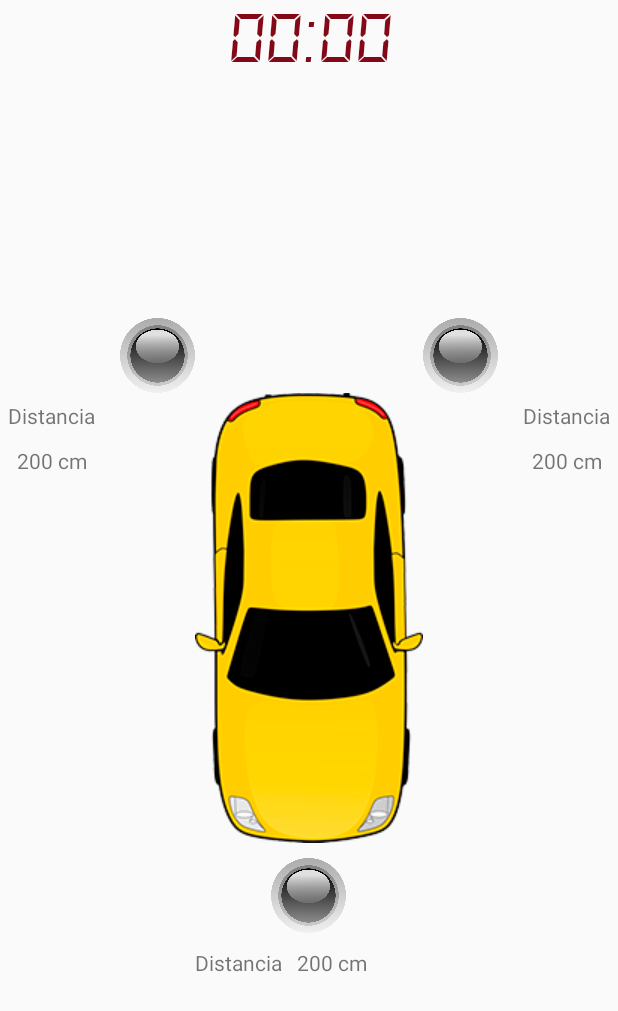
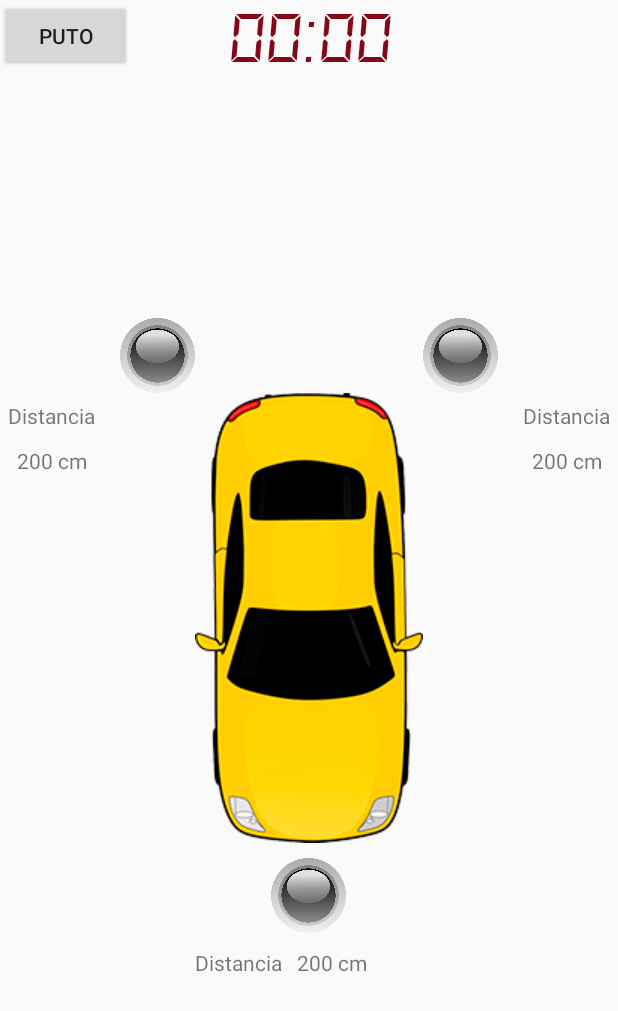
Before and after one commit to Galandrus/EstacionamientoAsistidoApp, an Android app: the layout fragment_user_interfaz.xml on its own in the app's theme, with its tools: preview values and no code run, on a phone screen of 412 x 824 dp. Shown: the top 1011 px of the screen. Run offline under Robolectric (Android 15) with nearby library versions, the phone set to English and light mode, and no system bars.

Commit message:
Agregue la funcion de chicharra

```diff
--- /dev/null
+++ b/app/src/main/res/drawable/ic_volume.xml
@@ -0,0 +1,5 @@
+<vector android:alpha="0.89" android:height="24dp"
+    android:tint="#477317" android:viewportHeight="24.0"
+    android:viewportWidth="24.0" android:width="24dp" xmlns:android="http://schemas.android.com/apk/res/android">
+    <path android:fillColor="#FF000000" android:pathData="M3,9v6h4l5,5L12,4L7,9L3,9zM16.5,12c0,-1.77 -1.02,-3.29 -2.5,-4.03v8.05c1.48,-0.73 2.5,-2.25 2.5,-4.02zM14,3.23v2.06c2.89,0.86 5,3.54 5,6.71s-2.11,5.85 -5,6.71v2.06c4.01,-0.91 7,-4.49 7,-8.77s-2.99,-7.86 -7,-8.77z"/>
+</vector>
--- a/app/src/main/res/layout/fragment_user_interfaz.xml
+++ b/app/src/main/res/layout/fragment_user_interfaz.xml
@@ -14,6 +14,18 @@
         android:layout_width="match_parent"
         android:layout_height="match_parent" >
 
+        <Button
+            android:layout_width="wrap_content"
+            android:layout_height="wrap_content"
+            android:id="@+id/idBORRAR"
+            android:text="Puto"/>
+        <ImageView
+            android:id="@+id/idParlante"
+            android:layout_width="50dp"
+            android:layout_height="50dp"
+            android:src="@drawable/ic_volume"
+            android:layout_alignParentRight="true"
+            android:visibility="invisible"/>
 
         <ImageView
             android:id="@+id/idAutoImagen"
```
Also changed, not shown: app/src/main/java/ar/edu/unlp/info/pacamag/estacionamientoasistido/fragments/UserInterfazFragment.java (+56 -15 lines), app/src/main/java/ar/edu/unlp/info/pacamag/estacionamientoasistido/sonido/ReproductorAdapter.java (added, +36 -0 lines), 4 other files.
